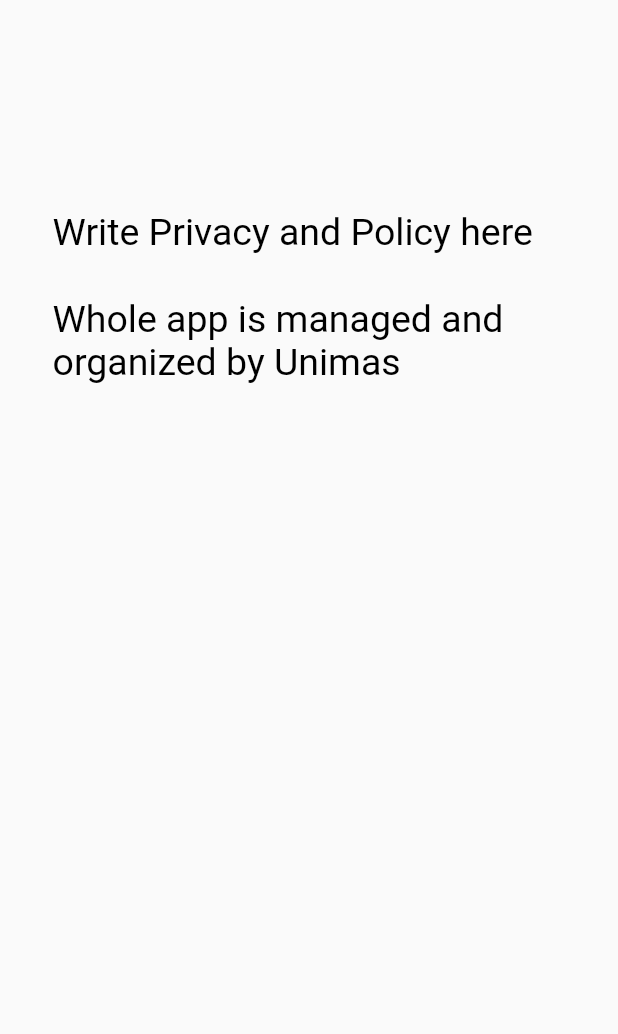
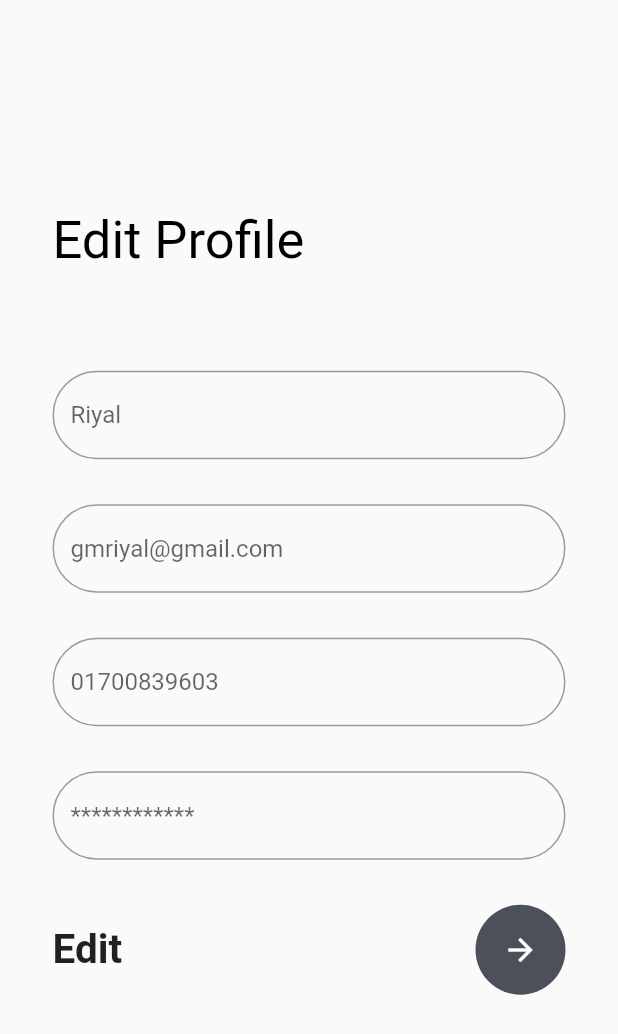
Before and after one commit to GolamMorshed/DR-system, a Flutter app: the screen it shows after launch, on a phone screen of 412 x 824 dp. Shown: the top 1034 px of the screen. Run offline on Flutter 3.47's test engine with Material 2 defaults, Android fonts, the phone set to English and light mode, and no system bars.

Commit message:
profile ui

```diff
--- a/lib/main.dart
+++ b/lib/main.dart
@@ -5,6 +5,7 @@ import 'package:dr_system/screens/get_result.dart';
 import 'package:dr_system/screens/home_screen.dart';
 import 'package:dr_system/screens/patients_list.dart';
 import 'package:dr_system/screens/privacy_policy.dart';
+import 'package:dr_system/screens/profile.dart';
 import 'package:dr_system/screens/registration.dart';
 import 'package:dr_system/screens/capture_picture.dart';
 import 'package:dr_system/screens/customer_care.dart';
@@ -13,7 +14,7 @@ import 'package:flutter/material.dart';
 void main() {
   runApp(MaterialApp(
     debugShowCheckedModeBanner: false,
-    initialRoute: "privacy_policy",
+    initialRoute: "profile",
     routes: {
       'login': (context) =>  HomeScreen(),
       'registration': (context) =>  Registration(),
@@ -25,6 +26,7 @@ void main() {
       'customer_care': (context)  => CustomerCare(),
       'forgot_password': (context)  => ForgotPassword(),
       'privacy_policy': (context)  => PrivacyPolicy(),
+      'profile': (context)  => Profile(),
 
     }
   ));
--- /dev/null
+++ b/lib/screens/profile.dart
@@ -0,0 +1,114 @@
+import 'package:flutter/material.dart';
+
+class Profile extends StatefulWidget {
+  @override
+  _ProfileState createState() => _ProfileState();
+}
+
+class _ProfileState extends State<Profile> {
+  @override
+  Widget build(BuildContext context) {
+    return Container(
+      decoration: BoxDecoration(
+          image: DecorationImage(
+              image: AssetImage('assets/login2.jpeg'),fit: BoxFit.cover
+          )
+      ),
+      child: Scaffold(
+        //backgroundColor: Colors.transparent,
+        body: Stack(
+          children: [
+            Container(
+              padding: EdgeInsets.only(left: 35, top: 140),
+              child: Text("Edit Profile", style: TextStyle(
+                color: Colors.black,
+                fontSize: 35,
+              ),
+              ),
+            ),
+            SingleChildScrollView(
+              child: Container(
+                padding: EdgeInsets.only(top: MediaQuery.of(context).size.height*0.3,
+                    right: 35,
+                    left: 35
+                ),
+                child: Column(
+                  children: [
+                    TextField(
+                      decoration: InputDecoration(
+                          hintText: "Riyal",
+                          border: OutlineInputBorder(
+                              borderRadius: BorderRadius.circular(60)
+                          )
+                      ),
+                    ),
+                    SizedBox(
+                      height: 30,
+                    ),
+                    TextField(
+                      decoration: InputDecoration(
+                          hintText: "gmriyal@gmail.com",
+                          border: OutlineInputBorder(
+                              borderRadius: BorderRadius.circular(60)
+                          )
+                      ),
+                    ),
+                    SizedBox(
+                      height: 30,
+                    ),
+                    TextField(
+                      decoration: InputDecoration(
+                          hintText: "01700839603",
+                          border: OutlineInputBorder(
+                              borderRadius: BorderRadius.circular(60)
+                          )
+                      ),
+                    ),
+                    SizedBox(
+                      height: 30,
+                    ),
+                    TextField(
+                      obscureText: true,
+                      decoration: InputDecoration(
+                          hintText: "************",
+                          border: OutlineInputBorder(
+                              borderRadius: BorderRadius.circular(60)
+                          )
+                      ),
+                    ),
+                    SizedBox(
+                      height: 30,
+                    ),
+                    Row(
+                      mainAxisAlignment: MainAxisAlignment.spaceBetween,
+                      children: [
+                        Text('Edit',style: TextStyle(
+                            fontSize: 27,
+                            fontWeight: FontWeight.w700
+                        ),
+                        ),
+                        CircleAvatar(
+                          radius: 30,
+                          backgroundColor: Color(0xff4c505b),
+                          child: IconButton(
+                            color: Colors.white,
+                            onPressed: (){},
+                            icon: Icon(Icons.arrow_forward),
+                          ),
+                        ),
+                      ],
+                    ),
+                    SizedBox(
+                      height: 10,
+                    ),
+
+                  ],
+                ),
+              ),
+            )
+          ],
+        ),
+      ),
+    );
+  }
+}
```
